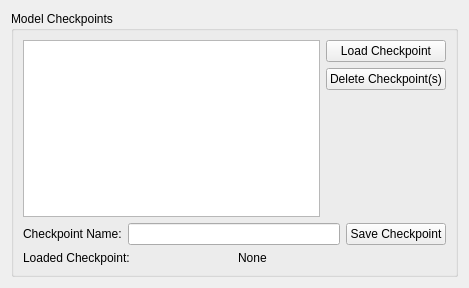
SandSnip3r/Hyperbot, file rl_ui/checkpointwidget.ui: the form before one commit.
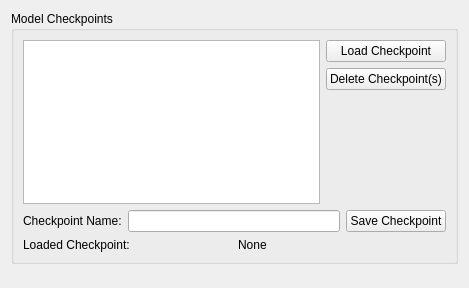
The form after the commit.

Commit message: Change layout of UI a bit.

What changed in the file:
```diff
--- a/rl_ui/checkpointwidget.ui
+++ b/rl_ui/checkpointwidget.ui
@@ -83,6 +83,19 @@
      </layout>
     </widget>
    </item>
+   <item row="1" column="0">
+    <spacer name="verticalSpacer">
+     <property name="orientation">
+      <enum>Qt::Orientation::Vertical</enum>
+     </property>
+     <property name="sizeHint" stdset="0">
+      <size>
+       <width>20</width>
+       <height>40</height>
+      </size>
+     </property>
+    </spacer>
+   </item>
   </layout>
  </widget>
  <resources/>
```
The commit also changes 4 other files.
